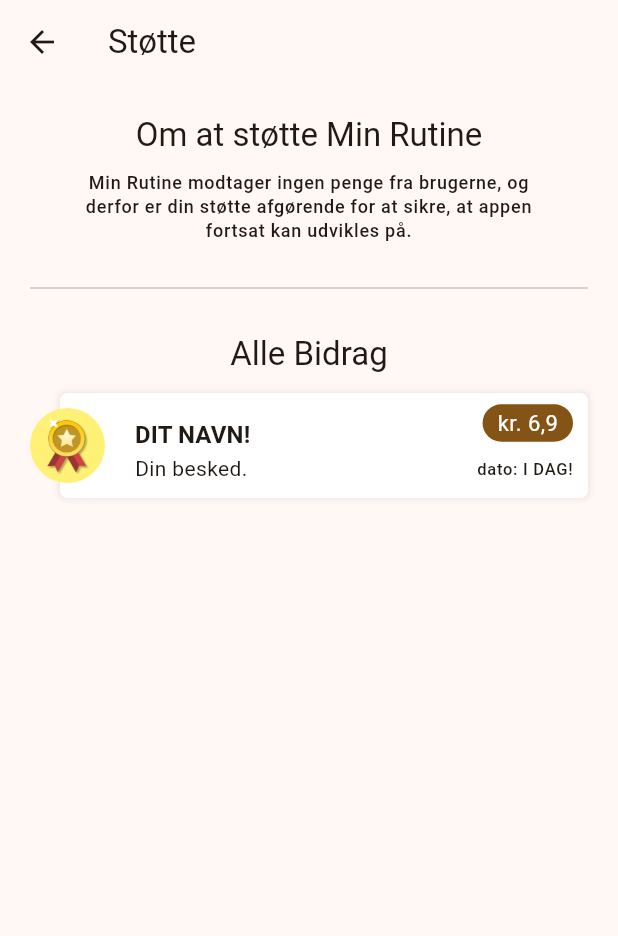
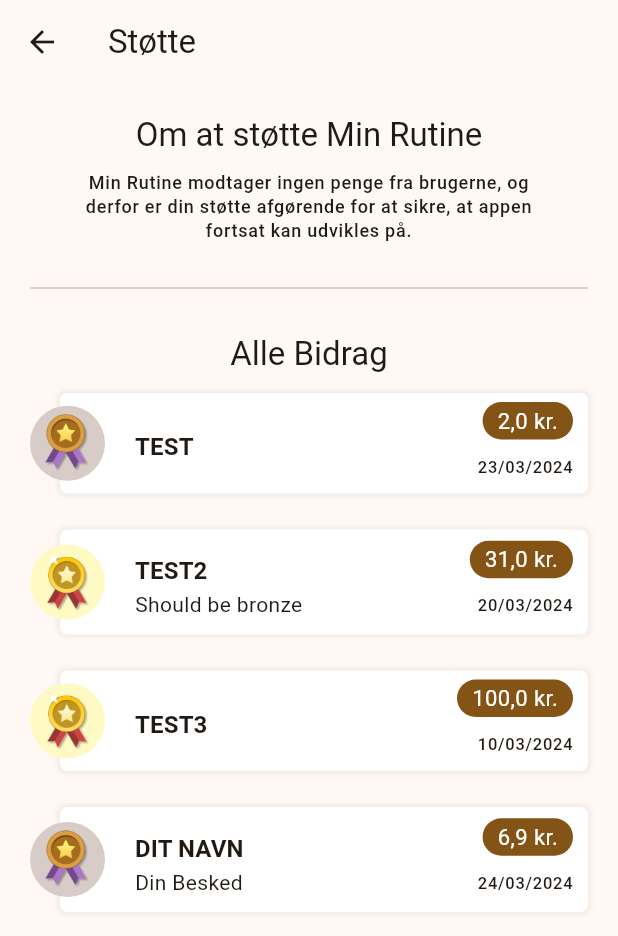
Before and after one commit to toke-dk/productivity_app, a Flutter app: the SupportersPage screen opened directly, on a phone screen of 412 x 824 dp. Shown: the top 936 px of the screen. Run offline on Flutter 3.47's test engine with Material 3 defaults, Android fonts, the phone set to English and light mode, and no system bars; our stand-ins replace fl_chart, flutter_animate, font_awesome_flutter, gap, percent_indicator, shared_preferences and 3 more; missing offline and left inert: animated_digit; accounts and stored records are empty.

Commit message:
you can now see badges from different donations

```diff
--- a/lib/pages/my_splash_screen.dart
+++ b/lib/pages/my_splash_screen.dart
@@ -5,7 +5,9 @@ import 'package:flutter/services.dart';
 import 'package:flutter/widgets.dart';
 import 'package:flutter_animate/flutter_animate.dart';
 import 'package:gap/gap.dart';
+import 'package:intl/intl.dart';
 import 'package:productivity_app/models/donation.dart';
+import 'package:productivity_app/shared/all_donations.dart';
 
 class MySplashScreen extends StatefulWidget {
   const MySplashScreen({super.key, required this.afterSplashFinish});
@@ -60,24 +62,29 @@ class _MySplashScreenState extends State<MySplashScreen>
                   .textTheme
                   .displayMedium!
                   .copyWith(fontWeight: FontWeight.bold),
-            ).animate(delay: animationDelay).fadeIn(duration: animationDuration),
+            )
+                .animate(delay: animationDelay)
+                .fadeIn(duration: animationDuration),
           ),
           Gap(20),
-          Text("Tak til:").animate(delay: animationDelay*2.5).fadeIn(duration: animationDuration),
+          Text("Tak til:")
+              .animate(delay: animationDelay * 2.5)
+              .fadeIn(duration: animationDuration),
           Padding(
             padding: const EdgeInsets.symmetric(horizontal: 20, vertical: 10),
-            child: supportBannerWidget(context).animate(delay: animationDelay*2.5,).fadeIn(duration: animationDuration),
+            child: supportBannerWidget(context, kAllDonations[2])
+                .animate(
+                  delay: animationDelay * 2.5,
+                )
+                .fadeIn(duration: animationDuration),
           ),
         ],
       ),
     );
   }
-
-
-
 }
 
-Widget supportBannerWidget(context) {
+Widget supportBannerWidget(context, Donation donation) {
   return Stack(
     children: [
       Padding(
@@ -102,14 +109,16 @@ Widget supportBannerWidget(context) {
                       height: 10,
                     ),
                     Text(
-                      "dit navn!".toUpperCase(),
+                      donation.name.toUpperCase(),
                       style: Theme.of(context).textTheme.bodyLarge!.copyWith(
                           fontWeight: FontWeight.bold, letterSpacing: 0.1),
                     ),
-                    Container(
+                    donation.message == null
+                        ? SizedBox.shrink()
+                        : Container(
                             padding: EdgeInsets.only(right: 7),
                             child: Text(
-                        "Din besked.",
+                              donation.message!,
                               overflow: TextOverflow.ellipsis,
                               style: Theme.of(context).textTheme.bodyMedium,
                             ),
@@ -121,15 +130,15 @@ Widget supportBannerWidget(context) {
                 crossAxisAlignment: CrossAxisAlignment.end,
                 children: [
                   Container(
-                    padding: const EdgeInsets.symmetric(
-                        horizontal: 10, vertical: 2),
+                    padding:
+                        const EdgeInsets.symmetric(horizontal: 10, vertical: 2),
                     height: 25,
                     decoration: BoxDecoration(
                         borderRadius: BorderRadius.circular(100),
                         color: Theme.of(context).colorScheme.primary),
                     child: FittedBox(
                       child: Text(
-                        "kr. 6,9",
+                        '${donation.valueInKr.toString().replaceAll(".", ",")} kr.',
                         style: TextStyle(
                             color: Theme.of(context).colorScheme.onPrimary),
                       ),
@@ -139,7 +148,7 @@ Widget supportBannerWidget(context) {
                     height: 10,
                   ),
                   Text(
-                    "dato: I DAG!",
+                    DateFormat("dd/MM/yyyy").format(donation.dateAdded),
                     style: Theme.of(context).textTheme.labelSmall,
                   )
                 ],
@@ -148,16 +157,7 @@ Widget supportBannerWidget(context) {
           ),
         ),
       ),
-      Positioned(
-        left: 0,
-        top: 0,
-        bottom: 0,
-        child: CircleAvatar(
-          radius: 25,
-          backgroundColor: Colors.yellow[300],
-          child: Image.asset("assets/medals/gold_medal.png",width: 30,),
-        ),
-      ),
+      Positioned(left: 0, top: 0, bottom: 0, child: donation.earnedMedal),
     ],
   );
 }
--- a/lib/pages/supporters_page.dart
+++ b/lib/pages/supporters_page.dart
@@ -4,6 +4,7 @@ import 'package:flutter/rendering.dart';
 import 'package:flutter/widgets.dart';
 import 'package:gap/gap.dart';
 import 'package:productivity_app/pages/my_splash_screen.dart';
+import 'package:productivity_app/shared/all_donations.dart';
 
 class SupportersPage extends StatelessWidget {
   const SupportersPage({super.key});
@@ -46,11 +47,11 @@ class SupportersPage extends StatelessWidget {
             ListView.builder(
               physics: NeverScrollableScrollPhysics(),
               shrinkWrap: true,
-                itemCount: 1,
+                itemCount: kAllDonations.length,
                 itemBuilder: (context, index) {
                   return Padding(
                     padding: const EdgeInsets.symmetric(horizontal: 20),
-                    child: supportBannerWidget(context),
+                    child: supportBannerWidget(context, kAllDonations[index]),
                   );
                 }),
           ],
--- /dev/null
+++ b/lib/shared/all_donations.dart
@@ -0,0 +1,11 @@
+import 'package:flutter/material.dart';
+
+import '../models/donation.dart';
+
+final List<Donation> kAllDonations = [
+  Donation(name: "Test", valueInKr: 2, dateAdded: DateTime(2024,3,23)),
+  Donation(name: "Test2", valueInKr: 31, message: "Should be bronze", dateAdded: DateTime(2024,3,20)),
+  Donation(name: "Test3", valueInKr: 100, dateAdded: DateTime(2024,3,10)),
+  Donation(name: "Dit navn", valueInKr: 6.9, message: "Din Besked", dateAdded: DateTime(2024, 3, 24)),
+
+];
```
Also changed, not shown: lib/models/donation.dart (+11 -6 lines). Lines whose indentation alone changed are shown as unchanged.
